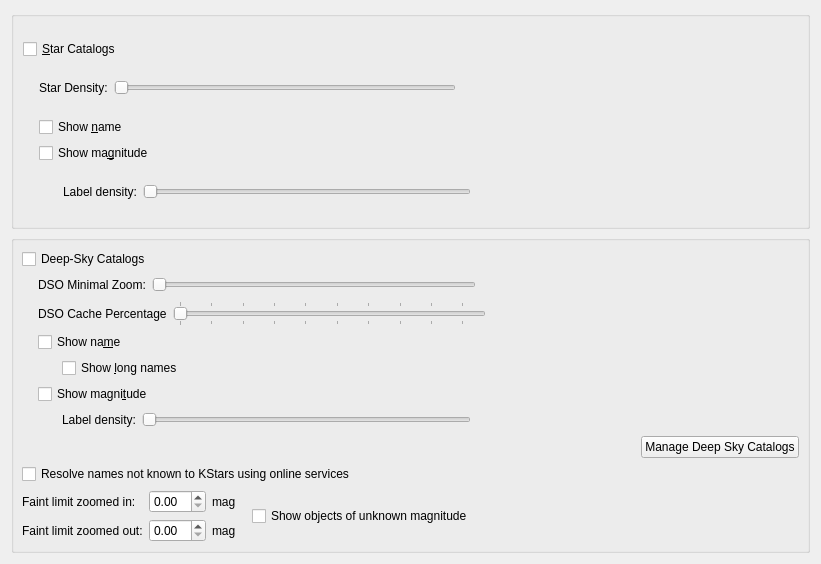
This is kstars-astropi/kstars/options/opscatalog.ui in Andre87osx/AstroPi-system as Qt 5 draws it before an edit. The edited form follows.
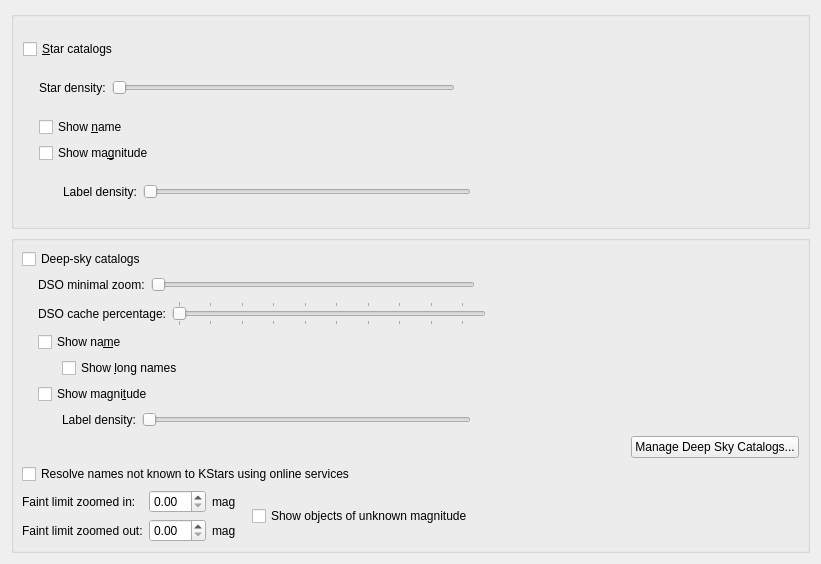
This is the edited form. Custom widgets are drawn as their Qt base class.

Diff of the .ui file:
```diff
--- a/kstars-astropi/kstars/options/opscatalog.ui
+++ b/kstars-astropi/kstars/options/opscatalog.ui
@@ -22,7 +22,7 @@
         <item>
          <widget class="QCheckBox" name="kcfg_ShowStars">
           <property name="text">
-           <string>&amp;Star Catalogs</string>
+           <string>&amp;Star catalogs</string>
           </property>
           <attribute name="buttonGroup">
            <string notr="true">catalogButtonGroup</string>
@@ -49,7 +49,7 @@
           <item row="0" column="1">
            <widget class="QLabel" name="LabelStarDensity">
             <property name="text">
-             <string>Star Density:</string>
+             <string>Star density:</string>
             </property>
            </widget>
           </item>
@@ -264,7 +264,7 @@
         <item>
          <widget class="QCheckBox" name="kcfg_ShowDeepSky">
           <property name="text">
-           <string>Deep-Sky Catalogs</string>
+           <string>Deep-sky catalogs</string>
           </property>
           <attribute name="buttonGroup">
            <string notr="true">catalogButtonGroup</string>
@@ -298,7 +298,7 @@
           <item>
            <widget class="QLabel" name="DSOMInZoomLabel">
             <property name="text">
-             <string>DSO Minimal Zoom:</string>
+             <string>DSO minimal zoom:</string>
             </property>
            </widget>
           </item>
@@ -363,7 +363,7 @@
           <item>
            <widget class="QLabel" name="DSOCacheLabel">
             <property name="text">
-             <string>DSO Cache Percentage</string>
+             <string>DSO cache percentage:</string>
             </property>
            </widget>
           </item>
@@ -590,7 +590,7 @@
           <item>
            <widget class="QPushButton" name="manageButton">
             <property name="text">
-             <string>Manage Deep Sky Catalogs</string>
+             <string>Manage Deep Sky Catalogs...</string>
             </property>
            </widget>
           </item>
```
